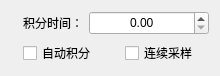
The window that HeGui/HSimpleTestSetWidget.ui (hexianqi/QtCode) describes before a commit, drawn with Qt 5.
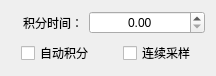
The same window after the commit.

Patch:
```diff
--- a/HeGui/HSimpleTestSetWidget.ui
+++ b/HeGui/HSimpleTestSetWidget.ui
@@ -41,12 +41,6 @@
    </item>
    <item row="0" column="1">
     <widget class="QDoubleSpinBox" name="doubleSpinBox_01">
-     <property name="minimumSize">
-      <size>
-       <width>120</width>
-       <height>24</height>
-      </size>
-     </property>
      <property name="alignment">
       <set>Qt::AlignCenter</set>
      </property>
```
